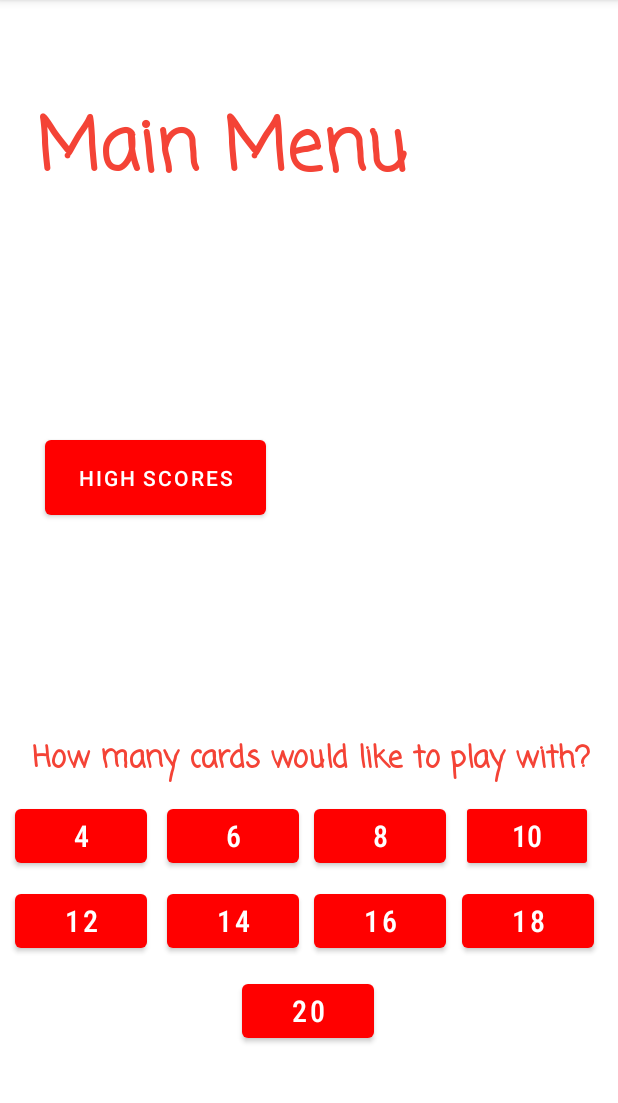
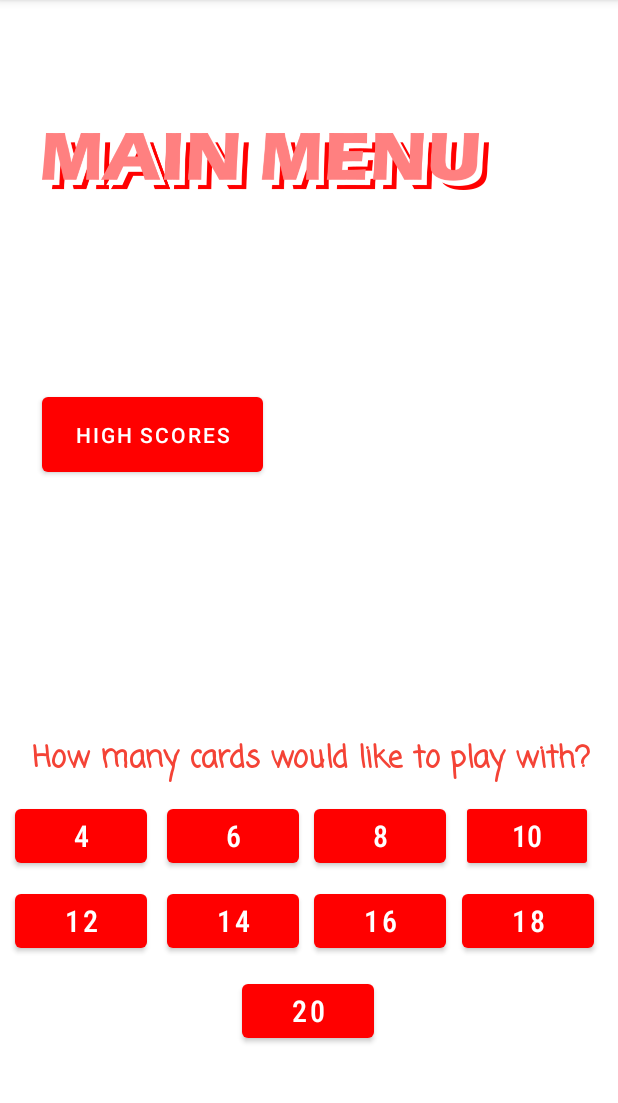
Before and after one commit to ShaneBaxter831/CS2450_AndroidMemoryGame, an Android app: the screen it shows after launch (MainActivity), on a phone screen of 412 x 824 dp, the part 84-1187 px from its top. Run offline under Robolectric (Android 15) with nearby library versions, the phone set to English and light mode, and no system bars.

Commit message:
M.S. Changed 'Main Menu' title graphic

```diff
--- a/MyApplication/app/src/main/res/layout-land/activity_main.xml
+++ b/MyApplication/app/src/main/res/layout-land/activity_main.xml
@@ -6,22 +6,17 @@
     android:layout_height="match_parent"
     tools:context=".MainActivity">
 
-    <TextView
-        android:id="@+id/textView2"
-        android:layout_width="wrap_content"
-        android:layout_height="wrap_content"
-        android:fontFamily="casual"
-        android:text="@string/main_menu"
-        android:textAppearance="@style/TextAppearance.AppCompat.Large"
-        android:textColor="#F44336"
-        android:textSize="48sp"
-        android:textStyle="bold"
+    <ImageView
+        android:id="@+id/imageView"
+        android:layout_width="298dp"
+        android:layout_height="70dp"
         app:layout_constraintBottom_toBottomOf="parent"
         app:layout_constraintEnd_toEndOf="parent"
-        app:layout_constraintHorizontal_bias="0.147"
+        app:layout_constraintHorizontal_bias="0.092"
         app:layout_constraintStart_toStartOf="parent"
         app:layout_constraintTop_toTopOf="parent"
-        app:layout_constraintVertical_bias="0.091" />
+        app:layout_constraintVertical_bias="0.114"
+        app:srcCompat="@drawable/mainmenu" />
 
     <TextView
         android:id="@+id/startText"
@@ -146,10 +141,10 @@
         android:id="@+id/toHighScores"
         android:layout_width="147dp"
         android:layout_height="62dp"
-        android:layout_marginStart="156dp"
-        android:layout_marginTop="8dp"
+        android:layout_marginTop="44dp"
         android:text="High Scores"
-        app:layout_constraintStart_toEndOf="@+id/textView2"
-        app:layout_constraintTop_toTopOf="@+id/textView2" />
+        app:layout_constraintEnd_toEndOf="parent"
+        app:layout_constraintStart_toEndOf="@+id/imageView"
+        app:layout_constraintTop_toTopOf="parent" />
 
 </androidx.constraintlayout.widget.ConstraintLayout>
--- a/MyApplication/app/src/main/res/layout/activity_main.xml
+++ b/MyApplication/app/src/main/res/layout/activity_main.xml
@@ -5,23 +5,6 @@
     android:layout_width="match_parent"
     android:layout_height="match_parent"
     tools:context=".MainActivity">
-
-    <TextView
-        android:id="@+id/textView2"
-        android:layout_width="wrap_content"
-        android:layout_height="wrap_content"
-        android:fontFamily="casual"
-        android:text="@string/main_menu"
-        android:textAppearance="@style/TextAppearance.AppCompat.Large"
-        android:textColor="#F44336"
-        android:textSize="48sp"
-        android:textStyle="bold"
-        app:layout_constraintBottom_toBottomOf="parent"
-        app:layout_constraintEnd_toEndOf="parent"
-        app:layout_constraintHorizontal_bias="0.147"
-        app:layout_constraintStart_toStartOf="parent"
-        app:layout_constraintTop_toTopOf="parent"
-        app:layout_constraintVertical_bias="0.091" />
 
     <TextView
         android:id="@+id/startText"
@@ -172,10 +155,22 @@
         android:id="@+id/toHighScores"
         android:layout_width="147dp"
         android:layout_height="62dp"
-        android:layout_marginStart="30dp"
-        android:layout_marginTop="150dp"
+        android:layout_marginStart="28dp"
+        android:layout_marginTop="116dp"
         android:text="High Scores"
         app:layout_constraintStart_toStartOf="parent"
-        app:layout_constraintTop_toBottomOf="@+id/textView2" />
+        app:layout_constraintTop_toBottomOf="@+id/imageView3" />
+
+    <ImageView
+        android:id="@+id/imageView3"
+        android:layout_width="298dp"
+        android:layout_height="70dp"
+        app:layout_constraintBottom_toBottomOf="parent"
+        app:layout_constraintEnd_toEndOf="parent"
+        app:layout_constraintHorizontal_bias="0.247"
+        app:layout_constraintStart_toStartOf="parent"
+        app:layout_constraintTop_toTopOf="parent"
+        app:layout_constraintVertical_bias="0.104"
+        app:srcCompat="@drawable/mainmenu" />
 
 </androidx.constraintlayout.widget.ConstraintLayout>
```
Also changed, not shown: MyApplication/app/src/main/res/drawable/mainmenu.png (added).
